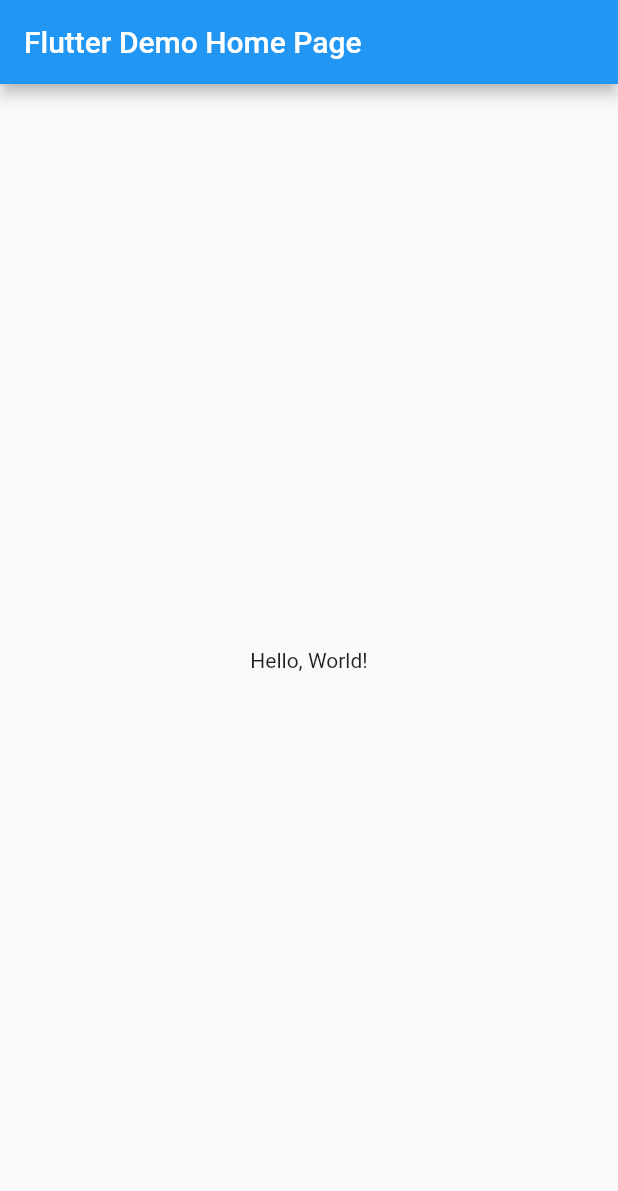
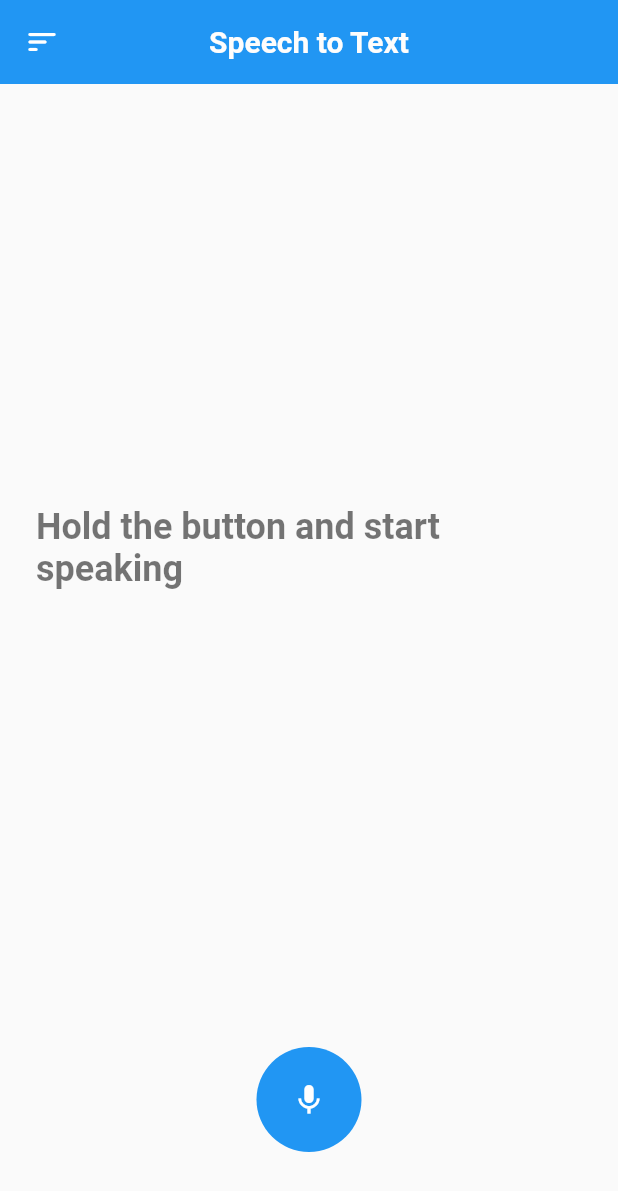
Before and after one commit to tsjeon/SpeechtoText, a Flutter app: the screen it shows after launch, on a phone screen of 412 x 824 dp. Shown: the top 1191 px of the screen. Run offline on Flutter 3.47's test engine with Material 2 defaults, Android fonts, the phone set to English and light mode, and no system bars; drawn by our look-alikes of avatar_glow.

Commit message:
first commit

```diff
--- /dev/null
+++ b/lib/colors.dart
@@ -0,0 +1,5 @@
+import 'package:flutter/material.dart';
+
+const bgColor = Colors.blue;
+//const bgColor = Color(0xff3f15fe);
+const textColor = Color(0xfffefdfc);
--- a/lib/main.dart
+++ b/lib/main.dart
@@ -1,42 +1,24 @@
 import 'package:flutter/material.dart';
+import 'package:helloworld/colors.dart';
+import 'package:avatar_glow/avatar_glow.dart';
+import 'package:helloworld/speech_screen.dart';
 
-void main() => runApp(MyApp());
+void main() {
+  runApp(const MyApp());
+}
 
 class MyApp extends StatelessWidget {
   const MyApp({super.key});
-  // This widget is the root of your application.
+
   @override
   Widget build(BuildContext context) {
     return MaterialApp(
-      // Application name
-      title: 'Flutter Hello World',
-      // Application theme data, you can set the colors for the application as
-      // you want
-      theme: ThemeData(
-        primarySwatch: Colors.blue,
-      ),
-      // A widget which will be started on application startup
-      home: MyHomePage(title: 'Flutter Demo Home Page'),
+      home: const SpeechScreen(),
+      debugShowCheckedModeBanner: false,
+      // title: 'Speech to Text',
+      // theme: ThemeData(
+      //   primarySwatch: Colors.blue,
+      // ),
     );
   }
 }
-
-class MyHomePage extends StatelessWidget {
-  final String title;
-  const MyHomePage({super.key, required this.title});
-
-  @override
-  Widget build(BuildContext context) {
-    return Scaffold(
-      appBar: AppBar(
-        // The title text which will be shown on the action bar
-        title: Text(title),
-      ),
-      body: Center(
-        child: Text(
-          'Hello, World!',
-        ),
-      ),
-    );
-  }
-}
--- /dev/null
+++ b/lib/speech_screen.dart
@@ -0,0 +1,59 @@
+import 'package:flutter/material.dart';
+import 'package:helloworld/colors.dart';
+import 'package:avatar_glow/avatar_glow.dart';
+
+class SpeechScreen extends StatefulWidget {
+  const SpeechScreen({super.key});
+
+  @override
+  State<SpeechScreen> createState() => _SpeechScreenState();
+}
+
+class _SpeechScreenState extends State<SpeechScreen> {
+  var text = 'Hold the button and start speaking';
+
+  @override
+  Widget build(BuildContext context) {
+    return Scaffold(
+      floatingActionButtonLocation: FloatingActionButtonLocation.centerFloat,
+      floatingActionButton: const AvatarGlow(
+        endRadius: 75.0,
+        animate: true,
+        duration: Duration(milliseconds: 2000),
+        glowColor: bgColor,
+        repeat: true,
+        repeatPauseDuration: Duration(milliseconds: 100),
+        showTwoGlows: true,
+        child: CircleAvatar(
+          backgroundColor: bgColor,
+          radius: 35,
+          child: Icon(Icons.mic, color: Colors.white),
+        ),
+      ),
+      appBar: AppBar(
+        leading: Icon(Icons.sort_rounded, color: Colors.white),
+        centerTitle: true,
+        backgroundColor: bgColor,
+        elevation: 0.0,
+        title: const Text(
+          'Speech to Text',
+          style: TextStyle(
+            fontWeight: FontWeight.w600,
+            color: textColor,
+          ),
+        ),
+      ),
+      body: Container(
+        alignment: Alignment.center,
+        // color: Colors.red,
+        padding: const EdgeInsets.symmetric(horizontal: 24, vertical: 16),
+        margin: const EdgeInsets.only(bottom: 150),
+        child: Text(
+          text,
+          style: const TextStyle(
+              fontSize: 24, color: Colors.black54, fontWeight: FontWeight.w600),
+        ),
+      ),
+    );
+  }
+}
--- a/pubspec.yaml
+++ b/pubspec.yaml
@@ -19,6 +19,7 @@ environment:
 dependencies:
   flutter:
     sdk: flutter
+  avatar_glow: ^2.0.2
 
 dev_dependencies:
   flutter_test:
```
